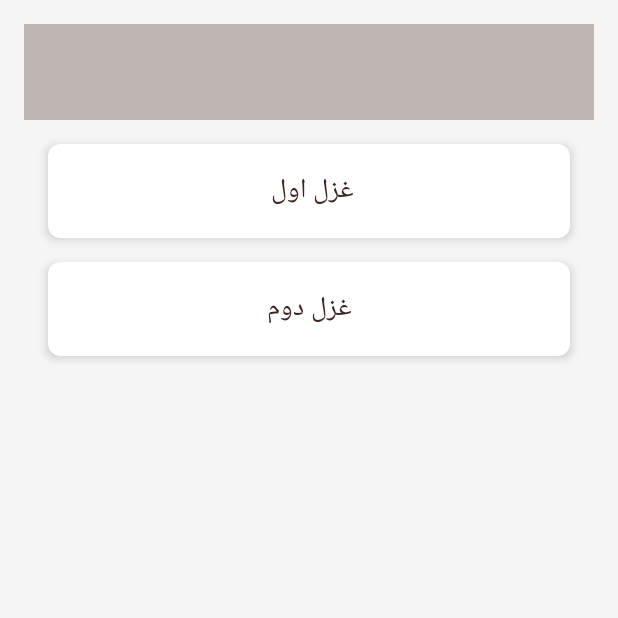
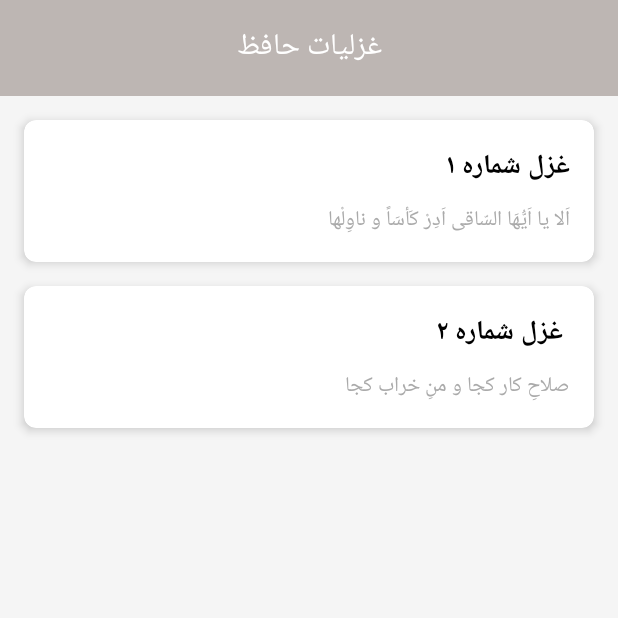
Before and after one commit to farhadjam-dev/Persian.Literature, an Android app: the GhazalListActivity screen opened directly, with no data from a screen before it, on a phone screen of 412 x 824 dp, the top half of it. Run offline under Robolectric (Android 15) with nearby library versions, the light colour scheme and no system bars.

Commit message:
تغییرات سرچ و منو کشویی و علاقع مندی ها تکمیل شد نغیییرات تولبار صفحه حافظ

```diff
--- a/app/src/main/java/hafez/GhazalAdapter.java
+++ b/app/src/main/java/hafez/GhazalAdapter.java
@@ -1,5 +1,4 @@
 package hafez;
-
 
 import android.view.LayoutInflater;
 import android.view.View;
@@ -7,9 +6,7 @@ import android.view.ViewGroup;
 import android.widget.TextView;
 import androidx.annotation.NonNull;
 import androidx.recyclerview.widget.RecyclerView;
-
 import com.jamlab.adab.R;
-
 import java.util.List;
 
 public class GhazalAdapter extends RecyclerView.Adapter<GhazalAdapter.GhazalViewHolder> {
@@ -38,6 +35,16 @@ public class GhazalAdapter extends RecyclerView.Adapter<GhazalAdapter.GhazalView
         Ghazal ghazal = ghazalList.get(position);
         holder.title.setText(ghazal.getTitle());
 
+        // نمایش مصرع اول غزل
+        if (!ghazal.getVerses().isEmpty()) {
+            String firstVerse = ghazal.getVerses().get(0).getText();
+            // جدا کردن مصرع اول در صورت وجود "/" یا خط جدید
+            String[] parts = firstVerse.split(" / |\n");
+            holder.firstVerse.setText(parts[0]); // فقط مصرع اول
+        } else {
+            holder.firstVerse.setText("..."); // در صورت نبود بیت
+        }
+
         holder.itemView.setOnClickListener(v -> listener.onItemClick(ghazal));
     }
 
@@ -48,10 +55,12 @@ public class GhazalAdapter extends RecyclerView.Adapter<GhazalAdapter.GhazalView
 
     public static class GhazalViewHolder extends RecyclerView.ViewHolder {
         TextView title;
+        TextView firstVerse;
 
         public GhazalViewHolder(@NonNull View itemView) {
             super(itemView);
             title = itemView.findViewById(R.id.title);
+            firstVerse = itemView.findViewById(R.id.first_verse);
         }
     }
 }
--- a/app/src/main/java/hafez/GhazalListActivity.java
+++ b/app/src/main/java/hafez/GhazalListActivity.java
@@ -1,19 +1,15 @@
 package hafez;
-
-
 
 import android.content.Intent;
 import android.os.Bundle;
 import androidx.appcompat.app.AppCompatActivity;
+import androidx.appcompat.widget.Toolbar;
 import androidx.recyclerview.widget.LinearLayoutManager;
 import androidx.recyclerview.widget.RecyclerView;
-
 import com.jamlab.adab.R;
-
 import org.json.JSONArray;
 import org.json.JSONException;
 import org.json.JSONObject;
-
 import java.io.IOException;
 import java.io.InputStream;
 import java.util.ArrayList;
@@ -28,6 +24,13 @@ public class GhazalListActivity extends AppCompatActivity {
     protected void onCreate(Bundle savedInstanceState) {
         super.onCreate(savedInstanceState);
         setContentView(R.layout.activity_ghazal_list);
+
+        // تنظیم Toolbar
+        Toolbar toolbar = findViewById(R.id.toolbar);
+        setSupportActionBar(toolbar);
+        if (getSupportActionBar() != null) {
+            getSupportActionBar().setDisplayShowTitleEnabled(false); // غیرفعال کردن عنوان پیش‌فرض
+        }
 
         // اتصال RecyclerView به layout
         recyclerView = findViewById(R.id.recyclerView);
--- a/app/src/main/res/layout/activity_ghazal_detail.xml
+++ b/app/src/main/res/layout/activity_ghazal_detail.xml
@@ -2,8 +2,7 @@
     android:layout_width="match_parent"
     android:layout_height="match_parent"
     android:orientation="vertical"
-    android:background="@color/background"
-    android:padding="16dp">
+    android:background="@color/background">
 
     <!-- Toolbar -->
     <androidx.appcompat.widget.Toolbar
--- a/app/src/main/res/layout/activity_ghazal_list.xml
+++ b/app/src/main/res/layout/activity_ghazal_list.xml
@@ -2,8 +2,7 @@
     android:layout_width="match_parent"
     android:layout_height="match_parent"
     android:orientation="vertical"
-    android:background="@color/background"
-    android:padding="16dp">
+    android:background="@color/background">
 
     <!-- Toolbar -->
     <androidx.appcompat.widget.Toolbar
@@ -13,7 +12,19 @@
         android:background="@color/colorPrimary"
         android:elevation="4dp"
         android:theme="@style/ThemeOverlay.AppCompat.Dark.ActionBar"
-        android:popupTheme="@style/ThemeOverlay.AppCompat.Light" />
+        android:popupTheme="@style/ThemeOverlay.AppCompat.Light">
+
+        <!-- عنوان "غزلیات حافظ" در وسط -->
+        <TextView
+            android:id="@+id/toolbar_title"
+            android:layout_width="wrap_content"
+            android:layout_height="wrap_content"
+            android:text="غزلیات حافظ"
+            android:textSize="20sp"
+            android:textColor="@android:color/white"
+            android:layout_gravity="center"
+            android:padding="8dp" />
+    </androidx.appcompat.widget.Toolbar>
 
     <!-- RecyclerView برای نمایش لیست غزلیات -->
     <androidx.recyclerview.widget.RecyclerView
--- a/app/src/main/res/layout/item_ghazal.xml
+++ b/app/src/main/res/layout/item_ghazal.xml
@@ -1,26 +1,42 @@
-<androidx.cardview.widget.CardView xmlns:android="http://schemas.android.com/apk/res/android"
+<?xml version="1.0" encoding="utf-8"?>
+<androidx.cardview.widget.CardView
+    xmlns:android="http://schemas.android.com/apk/res/android"
     xmlns:app="http://schemas.android.com/apk/res-auto"
     android:layout_width="match_parent"
     android:layout_height="wrap_content"
     android:layout_margin="8dp"
     app:cardCornerRadius="8dp"
-    app:cardElevation="4dp"
-    app:cardBackgroundColor="@color/cardBackground">
+    app:cardElevation="4dp">
 
     <LinearLayout
         android:layout_width="match_parent"
         android:layout_height="wrap_content"
         android:orientation="vertical"
-        android:padding="16dp">
+        android:padding="16dp"
+        android:gravity="right">  <!-- تراز کردن همه محتوا به سمت راست -->
 
         <!-- عنوان غزل -->
         <TextView
             android:id="@+id/title"
-            android:layout_width="match_parent"
+            android:layout_width="wrap_content"
             android:layout_height="wrap_content"
             android:text="عنوان غزل"
             android:textSize="18sp"
-            android:textColor="@color/textColor"
-            android:gravity="center" />
+            android:textStyle="bold"
+            android:textColor="@android:color/black"
+            android:gravity="right"
+            android:layout_gravity="right" />  <!-- تراز ویو به راست -->
+
+        <!-- مصرع اول غزل -->
+        <TextView
+            android:id="@+id/first_verse"
+            android:layout_width="wrap_content"
+            android:layout_height="wrap_content"
+            android:text="مصرع اول..."
+            android:textSize="14sp"
+            android:textColor="@android:color/darker_gray"
+            android:paddingTop="8dp"
+            android:gravity="right"
+            android:layout_gravity="right" />  <!-- تراز ویو به راست -->
     </LinearLayout>
 </androidx.cardview.widget.CardView>
--- a/app/src/main/res/raw/hafez_ghazals.json
+++ b/app/src/main/res/raw/hafez_ghazals.json
@@ -1,6 +1,6 @@
 [
   {
-    "title": "غزل اول ",
+    "title": "غزل شماره ۱ ",
     "verses": [
       {
         "text": "اَلا یا اَیُّهَا السّاقی اَدِرْ کَأسَاً و ناوِلْها / که عشق آسان نمود اوّل ولی افتاد مشکل‌ها",
@@ -35,7 +35,7 @@
     ]
   },
   {
-    "title": " غزل دوم ",
+    "title": " غزل شماره ۲ ",
     "verses": [
       {
         "text": "صلاحِ کار کجا و منِ خراب کجا / ببین تفاوتِ رَه کز کجاست تا به کجا",
```
Also changed, not shown: app/src/main/java/hafez/GhazalDetailActivity.java (+6 -3 lines), app/src/main/res/layout/activity_hafez_bio.xml (+14 -3 lines).
